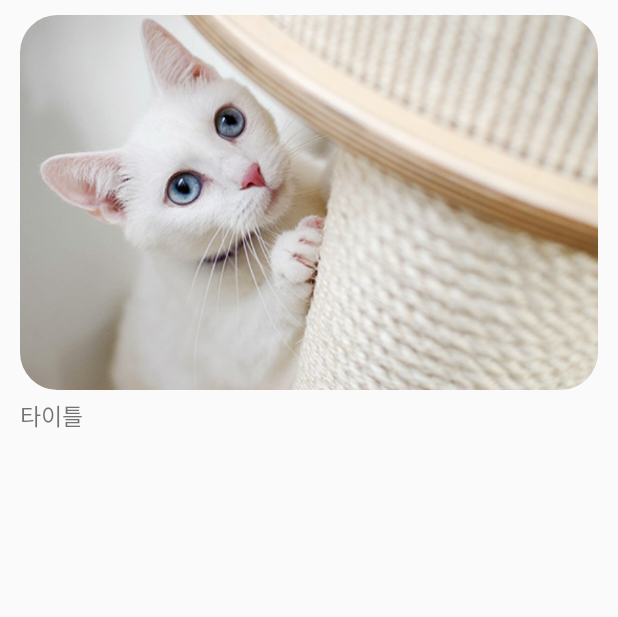
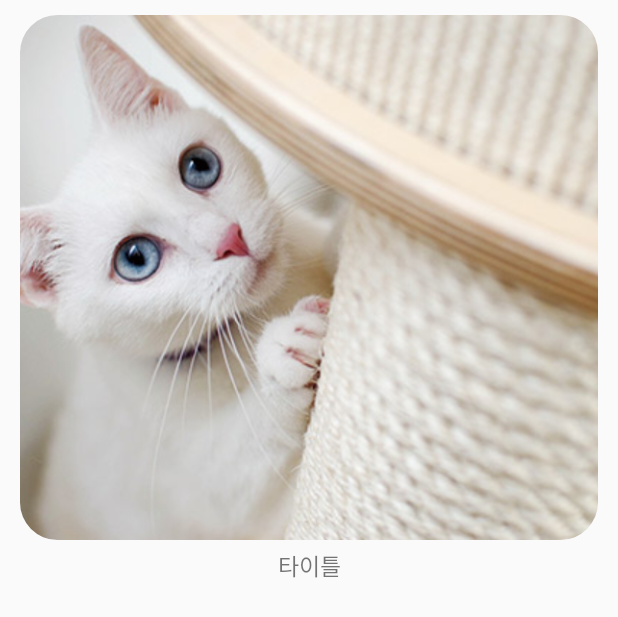
Before and after one commit to Team2-Greener/Team_2, an Android app: the layout media_list.xml on its own in the app's theme, with its tools: preview values and no code run, on a phone screen of 412 x 824 dp. Shown: the top 617 px of the screen. Run offline under Robolectric (Android 15) with nearby library versions, the phone set to English and light mode, and no system bars.

Commit message:
media탭, shop탭 완료.

```diff
--- a/app/src/main/java/com/greener/MediaMain.java
+++ b/app/src/main/java/com/greener/MediaMain.java
@@ -42,13 +42,14 @@ public class MediaMain extends Fragment {
         view = inflater.inflate(R.layout.media_main, container, false);
 
         recyclerView = (RecyclerView) view.findViewById(R.id.media_recyclerView);
+        recyclerView.setHasFixedSize(true);     //리사이클러뷰 성능 강화
         adapter = new MediaViewAdapter(arrayList, getActivity());
 
         layoutManager = new LinearLayoutManager(getContext());
         recyclerView.setLayoutManager(layoutManager);
         arrayList = new ArrayList<>(); // User 객체를 담을 어레이 리스트 (어댑터쪽으로)
 
-        databaseReference = MainActivity.database.getReference("컨텐츠"); // DB 테이블 연결
+        databaseReference = MainActivity.database.getReference("환경정보메인"); // DB 테이블 연결
         databaseReference.addListenerForSingleValueEvent(new ValueEventListener() {
             @Override
             public void onDataChange(@NonNull DataSnapshot dataSnapshot) {
@@ -56,6 +57,7 @@ public class MediaMain extends Fragment {
                 arrayList.clear(); // 기존 배열리스트가 존재하지않게 초기화
                 for (DataSnapshot snapshot : dataSnapshot.getChildren()) { // 반복문으로 데이터 List를 추출해냄
                     MediaList ContentList = snapshot.getValue(MediaList.class); // 만들어뒀던 User 객체에 데이터를 담는다.
+
                     arrayList.add(ContentList); // 담은 데이터들을 배열리스트에 넣고 리사이클러뷰로 보낼 준비
                 }
                 adapter.notifyDataSetChanged(); // 리스트 저장 및 새로고침
@@ -64,7 +66,7 @@ public class MediaMain extends Fragment {
             @Override
             public void onCancelled(@NonNull DatabaseError databaseError) {
                 // 디비를 가져오던중 에러 발생 시
-                Log.e("TestActivity", String.valueOf(databaseError.toException())); // 에러문 출력
+                Log.e("MediaMain", String.valueOf(databaseError.toException())); // 에러문 출력
             }
         });
 
--- a/app/src/main/java/com/greener/ShopMain.java
+++ b/app/src/main/java/com/greener/ShopMain.java
@@ -46,7 +46,7 @@ public class ShopMain extends Fragment {
         recyclerView.setLayoutManager(layoutManager);
         arrayList = new ArrayList<>(); // User 객체를 담을 어레이 리스트 (어댑터쪽으로)
 
-        databaseReference = MainActivity.database.getReference("제로웨이스트샵"); // DB 테이블 연결
+        databaseReference = MainActivity.database.getReference("샵"); // DB 테이블 연결
         databaseReference.addListenerForSingleValueEvent(new ValueEventListener() {
             @Override
             public void onDataChange(@NonNull DataSnapshot dataSnapshot) {
@@ -62,7 +62,7 @@ public class ShopMain extends Fragment {
             @Override
             public void onCancelled(@NonNull DatabaseError databaseError) {
                 // 디비를 가져오던중 에러 발생 시
-                Log.e("TestActivity", String.valueOf(databaseError.toException())); // 에러문 출력
+                Log.e("ShopMain", String.valueOf(databaseError.toException())); // 에러문 출력
             }
         });
 
--- a/app/src/main/res/layout/media_list.xml
+++ b/app/src/main/res/layout/media_list.xml
@@ -7,7 +7,7 @@
 
     <androidx.cardview.widget.CardView
         android:id="@+id/cardBackgroundView"
-        android:layout_width="wrap_content"
+        android:layout_width="match_parent"
         android:layout_height="wrap_content"
         android:layout_marginLeft="13dp"
         android:layout_marginRight="13dp"
@@ -15,16 +15,18 @@
         android:layout_marginBottom="5dp"
         app:cardCornerRadius="25dp"
         app:cardElevation="0dp"
-        app:layout_constraintStart_toStartOf="parent"
-        app:layout_constraintTop_toBottomOf="@+id/media_title">
+        app:layout_constraintStart_toStartOf="parent">
+        <!--app:layout_constraintTop_toBottomOf="@+id/media_title">-->
 
         <ImageView
             android:id="@+id/media_image"
             android:layout_width="match_parent"
-            android:layout_height="250dp"
+            android:layout_height="350dp"
             android:scaleType = "centerCrop"
-            android:background="@drawable/round_image"
+            android:requestLegacyExternalStorage="true"
             android:src="@drawable/sample" />
+        <!--android:background="@drawable/round_image"-->
+
     </androidx.cardview.widget.CardView>
 
     <TextView
@@ -34,6 +36,9 @@
         android:textSize="15sp"
         android:layout_below="@+id/cardBackgroundView"
         android:layout_alignLeft="@+id/cardBackgroundView"
+        android:layout_alignRight="@id/cardBackgroundView"
+        android:textAlignment="center"
+        android:gravity="center"
         android:text="타이틀" />
 
 </RelativeLayout>
--- a/app/src/main/res/layout/store_list.xml
+++ b/app/src/main/res/layout/store_list.xml
@@ -13,6 +13,7 @@
         android:layout_marginRight="10dp"
         android:layout_marginTop="10dp"
         android:layout_marginBottom="5dp"
+        android:requestLegacyExternalStorage="true"
         android:src="@drawable/sample"/>
 
     <TextView
```
Also changed, not shown: app/build.gradle (+3 -4 lines), app/src/main/java/com/greener/MediaList.java (+2 -6 lines), app/src/main/java/com/greener/MediaViewAdapter.java (+10 -7 lines), app/src/main/java/com/greener/StoreViewAdapter.java (+10 -7 lines), app/src/main/res/layout/media_main.xml (+1 -7 lines).
